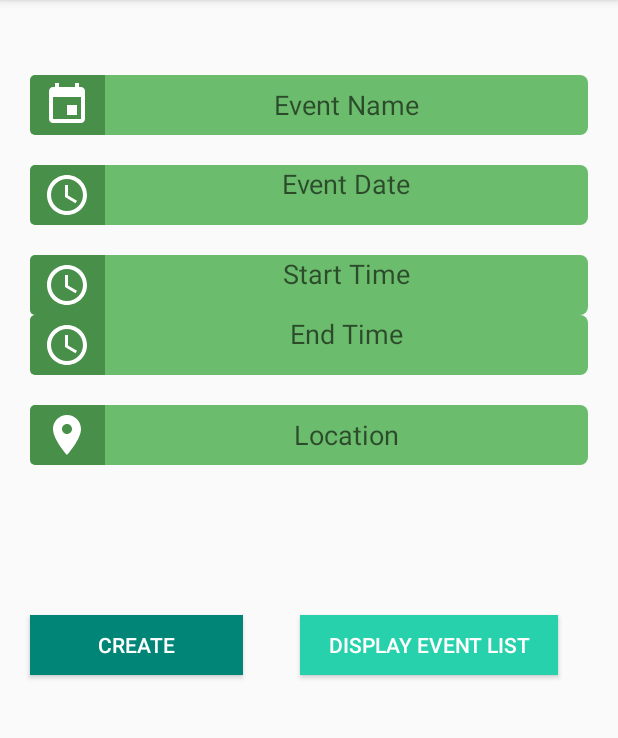
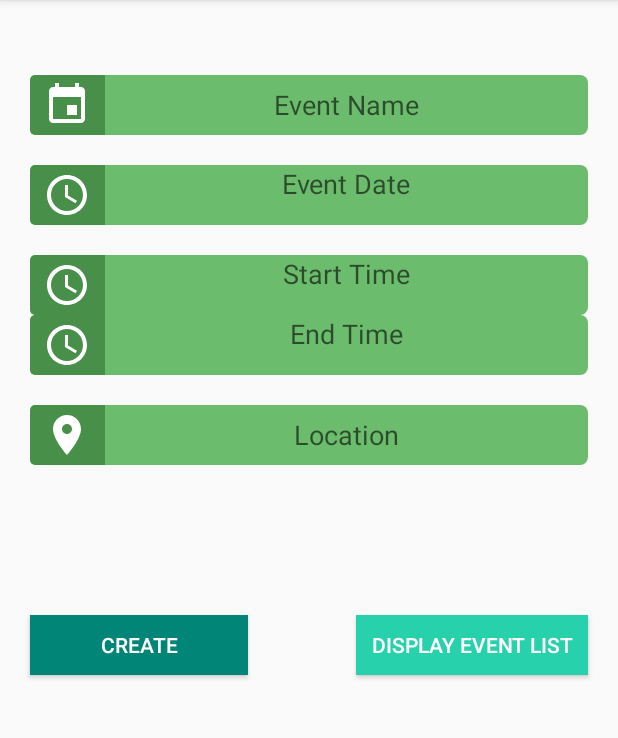
Before and after one commit to JarrodLow/JoinGreen, an Android app: the fragment EventFragment shown on its own in the app's theme, on a phone screen of 412 x 824 dp, the part 84-822 px from its top. Run offline under Robolectric (Android 15) with nearby library versions, the phone set to English and light mode, and no system bars; our stand-ins replace Firebase (no records; nobody signed in at launch, a user with empty details on screens opened directly); Roboto replaces fonts that are not available here.

Commit message:
Update event UI

```diff
--- a/app/src/main/res/layout/event.xml
+++ b/app/src/main/res/layout/event.xml
@@ -101,31 +101,31 @@
         app:layout_constraintStart_toStartOf="parent"
         app:layout_constraintTop_toBottomOf="@+id/endTime"
         tools:ignore="MissingConstraints" />
-  <Button
+
+    <Button
         android:id="@+id/createEvent"
-        android:layout_width="match_parent"
+        android:layout_width="145dp"
         android:layout_height="40dp"
+        android:layout_marginTop="100dp"
         android:background="@color/colorPrimary"
         android:text="Create"
-        android:layout_marginRight="250dp"
-        android:layout_marginLeft="20dp"
-        android:layout_marginTop="100dp"
         android:textColor="#FFFFFF"
+        app:layout_constraintStart_toStartOf="@+id/location"
         app:layout_constraintTop_toBottomOf="@+id/location"
-      tools:ignore="MissingConstraints" />
+        tools:ignore="MissingConstraints" />
 
     <Button
         android:id="@+id/viewEventListButton"
-        android:layout_width="match_parent"
+        android:layout_width="wrap_content"
         android:layout_height="40dp"
+        android:layout_marginLeft="200dp"
+        android:layout_marginTop="100dp"
         android:background="#27D1AB"
+        android:paddingLeft="10dp"
+        android:paddingRight="10dp"
         android:text="Display Event List"
         android:textColor="#FFFFFF"
-        android:layout_marginRight="40dp"
-        android:layout_marginLeft="200dp"
-        android:layout_marginTop="100dp"
-        android:paddingLeft="10dp"
-        android:paddingRight="10dp"
+        app:layout_constraintEnd_toEndOf="@+id/location"
         app:layout_constraintLeft_toRightOf="@+id/createEvent"
         app:layout_constraintTop_toBottomOf="@+id/location"
         tools:ignore="MissingConstraints" />
```
Also changed, not shown: app/src/main/java/com/example/joingreen/eventList.kt (+10 -1 lines), app/src/main/res/layout/create_event.xml (+6 -3 lines).
